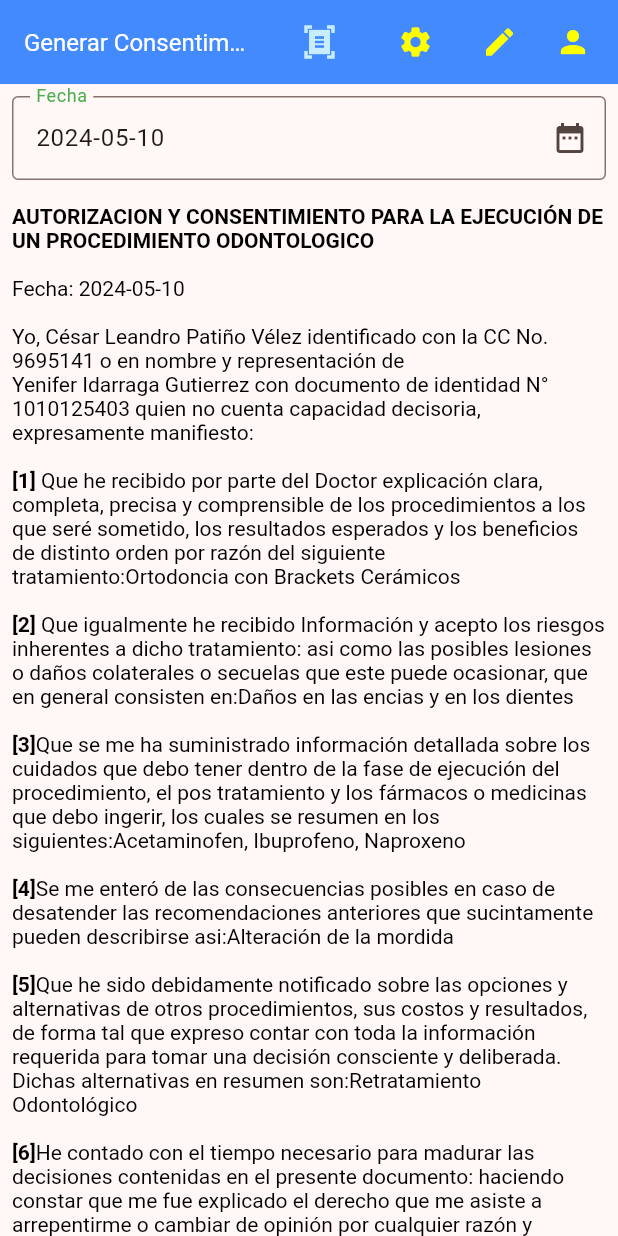
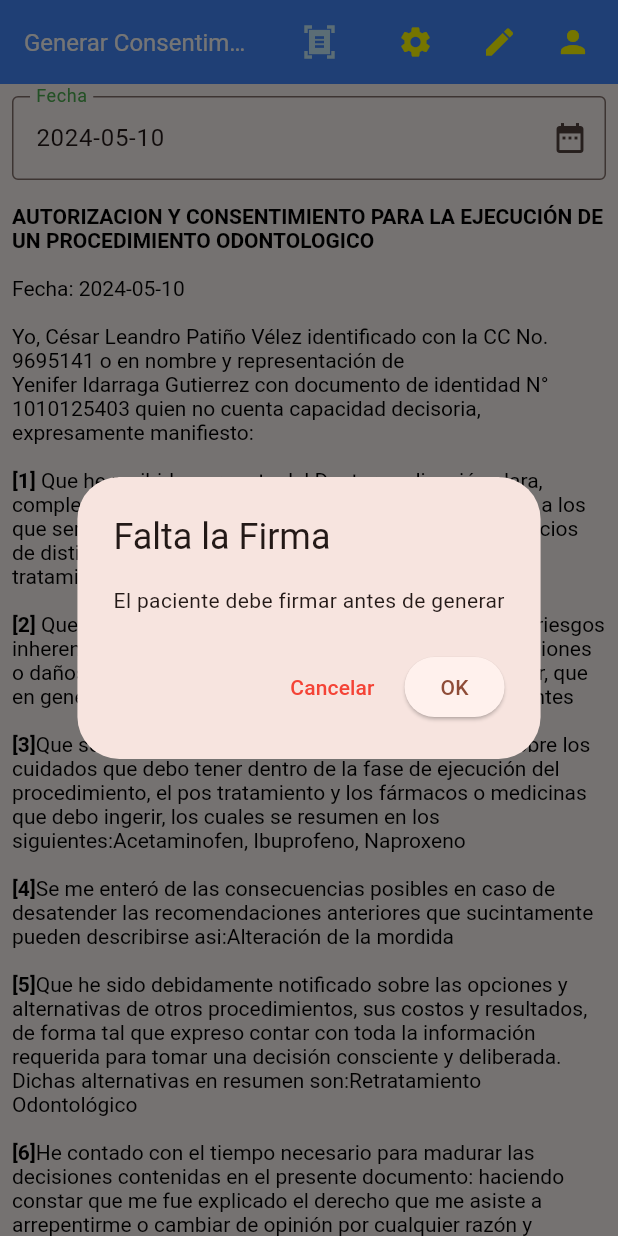
Before and after one commit to ceslep/consentimiento_informado, a Flutter app: the screen it shows after launch, after a tap on the "document scanner" icon, on a phone screen of 412 x 824 dp. Run offline on Flutter 3.47's test engine with Material 3 defaults, Android fonts, the phone set to English and light mode, and no system bars; our stand-ins replace dio, shared_preferences; missing offline and left inert: flutter_drawing_board, snack.

Commit message:
finalfinal

```diff
--- a/lib/generar_consentimiento.dart
+++ b/lib/generar_consentimiento.dart
@@ -3,6 +3,7 @@
 import 'dart:convert';
 
 import 'package:consentimiento_informado/configuracion.dart';
+import 'package:consentimiento_informado/confirm_dialog.dart';
 import 'package:consentimiento_informado/date_picker.dart';
 import 'package:consentimiento_informado/paciente_model.dart';
 import 'package:consentimiento_informado/representacion.dart';
@@ -12,6 +13,7 @@ import 'package:intl/intl.dart';
 import 'package:shared_preferences/shared_preferences.dart';
 import 'package:http/http.dart' as http;
 import 'package:url_launcher/url_launcher.dart';
+import 'package:snack/snack.dart';
 
 import 'texto.dart';
 
@@ -26,11 +28,19 @@ class GenerarConsentimiento extends StatefulWidget {
 
 class _GenerarConsentimientoState extends State<GenerarConsentimiento> {
   String firma = '';
-  late final String url;
+  String url = "";
+  bool generando = false;
+  bool inicio = true;
   final TextEditingController _fechaController = TextEditingController(
     text: DateFormat('yyyy-MM-dd').format(DateTime.now()),
   );
   late List<Map<String, String>> representacion;
+  final bar = const SnackBar(
+    content: Text(
+      'Configuración guardada!',
+      style: TextStyle(color: Colors.lime),
+    ),
+  );
   List<Map<String, String>> configuracion = [
     {"profesional": ""},
     {"direccion": ""},
@@ -54,7 +64,7 @@ class _GenerarConsentimientoState extends State<GenerarConsentimiento> {
     return configuracion;
   }
 
-  Future<bool> _launchInBrowser(Uri url) async {
+  Future<bool> launchInBrowser(Uri url) async {
     bool result = false;
     if (!await launchUrl(
       url,
@@ -69,21 +79,67 @@ class _GenerarConsentimientoState extends State<GenerarConsentimiento> {
   }
 
   Future<void> generarConsentimiento(String json) async {
-    Uri urlpdf = Uri.parse("${url}php/generacons.php");
-    String bodyData = jsonEncode({"fecha": _fechaController.text});
+    Uri urlpdf = Uri.parse("${url}generacons.php");
+    var jsond = jsonDecode(json);
+    String bodyData = jsonEncode(jsond);
     try {
       final response = await http.post(urlpdf, body: bodyData);
       if (response.statusCode == 200) {
-        print(jsonDecode(response.body));
+        print("php=>${jsonDecode(response.body)}");
+      } else {
+        print(response.statusCode);
       }
     } catch (e) {
-      print(e);
+      print("error en f $e");
+      showbar('$e');
     }
+  }
+
+  void showbar(String text) {
+    SnackBar(
+        content: Text(
+      text,
+      style: const TextStyle(color: Colors.lime),
+    )).show(context);
   }
 
   @override
   void initState() {
     super.initState();
+    if (inicio) {
+      inicio = false;
+      representacion = [
+        {"identificacionPaciente": ""},
+        {"nombresPaciente": ""},
+        {"idRepresentante": ""},
+        {"nombresRepresentante": ""},
+        {"direccionRepresentante": ""},
+        {"telefonoRepresentante": ""},
+        {"eps": ""},
+        {"prepagada": ""},
+        {"tratamiento": ""},
+        {"lesiones": "Hábitos Caries Dental,Enfermedad Peridontal"},
+        {
+          "medicamentos":
+              "Implementos de higiene oral, cepillo, crema dental, enjuague, enhebradores"
+        },
+        {
+          "consecuencias":
+              "No alacanzar los objetivos planteados al inicio del tratamiento y una mal oclusión peor a la persentada"
+        },
+        {"alternativas": "Minitornillos, aparatos removibles, retenedores"},
+        {"testigo": ""},
+        {"direccionTestigo": ""},
+        {"telefonoTestigo": ""},
+        {"personaAcontactar": ""},
+        {"telefonoContacto": ""},
+        {"profesional": ""},
+        {"direccionProfesional": ""},
+        {"telefonoProfesional": ""},
+        {"firma": ""},
+        {"firmaProfesional": ""},
+        {"fecha": _fechaController.text}
+      ];
       representacion = [
         {"identificacionPaciente": "1010125403"},
         {"nombresPaciente": "Yenifer Idarraga Gutierrez"},
@@ -110,6 +166,11 @@ class _GenerarConsentimientoState extends State<GenerarConsentimiento> {
         {"firmaProfesional": ""},
         {"fecha": _fechaController.text},
       ];
+    }
+    reconfigura();
+  }
+
+  void reconfigura() {
     getConfiguracion().then((value) {
       configuracion = value;
       representacion[18]["profesional"] = configuracion[0]["profesional"]!;
@@ -119,6 +180,20 @@ class _GenerarConsentimientoState extends State<GenerarConsentimiento> {
       representacion[22]["firmaProfesional"] = configuracion[3]["firma"]!;
       setState(() {});
     });
+  }
+
+  void showFirmaAlert(BuildContext context) {
+    showDialog(
+      context: context,
+      builder: (BuildContext context) {
+        return const ConfirmDialog(
+          title: 'Falta la Firma',
+          content: 'El paciente debe firmar antes de generar',
+          cancelText: 'Cancelar',
+          confirmText: 'OK',
+        );
+      },
+    ).then((confirmed) {});
   }
 
   @override
@@ -133,34 +208,46 @@ class _GenerarConsentimientoState extends State<GenerarConsentimiento> {
         actions: [
           Padding(
             padding: const EdgeInsets.all(8.0),
-            child: IconButton(
+            child: !generando
+                ? IconButton(
                     onPressed: () async {
+                      if (firma == "") {
+                        showFirmaAlert(context);
+                        return;
+                      }
+                      setState(() => generando = !generando);
                       String json = "";
                       for (var dato in representacion) {
                         String key = dato.keys.first.toString();
                         String value = dato.values.first.toString();
-                  json += "'$key':'$value',";
+                        json += '"$key":"$value",';
                       }
                       json = json.substring(0, json.length - 1);
                       json = "{$json}";
                       await generarConsentimiento(json);
-                /* String ucons =
-                    "${url}php/consentimientos/consentimiento_${representacion[0]["identificacionPaciente"]}.pdf";
-                await _launchInBrowser(Uri.parse(ucons)); */
+                      showbar('Consentimiento generado');
+                      String ucons =
+                          "${url}consentimientos/consentimiento_${representacion[0]["identificacionPaciente"]}.pdf";
+                      await launchInBrowser(Uri.parse(ucons));
+                      setState(() => generando = !generando);
                     },
                     icon: const Icon(Icons.document_scanner_sharp,
                         color: Color.fromARGB(255, 199, 237, 255)),
+                  )
+                : const CircularProgressIndicator(
+                    strokeWidth: 2,
                   ),
           ),
           Padding(
             padding: const EdgeInsets.all(8.0),
             child: IconButton(
-              onPressed: () {
-                Navigator.push(
+              onPressed: () async {
+                await Navigator.push(
                   context,
                   MaterialPageRoute(
                       builder: (context) => const Configuracion()),
                 );
+                reconfigura();
               },
               icon: const Icon(Icons.settings, color: Colors.yellowAccent),
             ),
@@ -177,6 +264,7 @@ class _GenerarConsentimientoState extends State<GenerarConsentimiento> {
                 print(sfirma);
                 if (sfirma != null) {
                   print(sfirma);
+                  firma = sfirma;
                   if (sfirma != '') {
                     representacion[21]['firma'] = sfirma;
                     setState(() => firma = sfirma);
@@ -193,7 +281,7 @@ class _GenerarConsentimientoState extends State<GenerarConsentimiento> {
             padding: const EdgeInsets.only(left: 1.0, right: 6),
             child: IconButton(
               onPressed: () async {
-                representacion = await Navigator.push(
+                var rep = await Navigator.push(
                   context,
                   MaterialPageRoute(
                     builder: (context) => Representacion(
@@ -201,6 +289,9 @@ class _GenerarConsentimientoState extends State<GenerarConsentimiento> {
                     ),
                   ),
                 );
+                print(rep);
+                representacion = [...rep];
+                reconfigura();
                 print(representacion);
                 setState(() {});
               },
--- a/lib/signature.dart
+++ b/lib/signature.dart
@@ -1,8 +1,6 @@
 // ignore_for_file: avoid_print, use_build_context_synchronously
 
-import 'dart:io';
 import 'package:consentimiento_informado/confirm_dialog.dart';
-import 'package:path_provider/path_provider.dart';
 import 'package:flutter/material.dart';
 import 'package:flutter_drawing_board/flutter_drawing_board.dart';
 import 'dart:typed_data';
--- a/lib/texto.dart
+++ b/lib/texto.dart
@@ -21,6 +21,14 @@ class Texto extends StatefulWidget {
 }
 
 class _TextoState extends State<Texto> {
+  late List<TextSpan> lineas = [];
+
+  @override
+  void initState() {
+    super.initState();
+    //  lineas = generaLineas();
+  }
+
   List<TextSpan> generaLineas() {
     List<TextSpan> textSpans = [
       TextSpan(
@@ -121,9 +129,10 @@ class _TextoState extends State<Texto> {
 
   @override
   Widget build(BuildContext context) {
+    lineas = generaLineas();
     return RichText(
       text: TextSpan(
-        children: generaLineas(),
+        children: lineas,
         style: const TextStyle(
           color: Colors.black,
         ),
```
Also changed, not shown: lib/configuracion.dart (+25 -8 lines), lib/representacion.dart (+7 -2 lines), 2 other files. Lines whose indentation alone changed are shown as unchanged.
